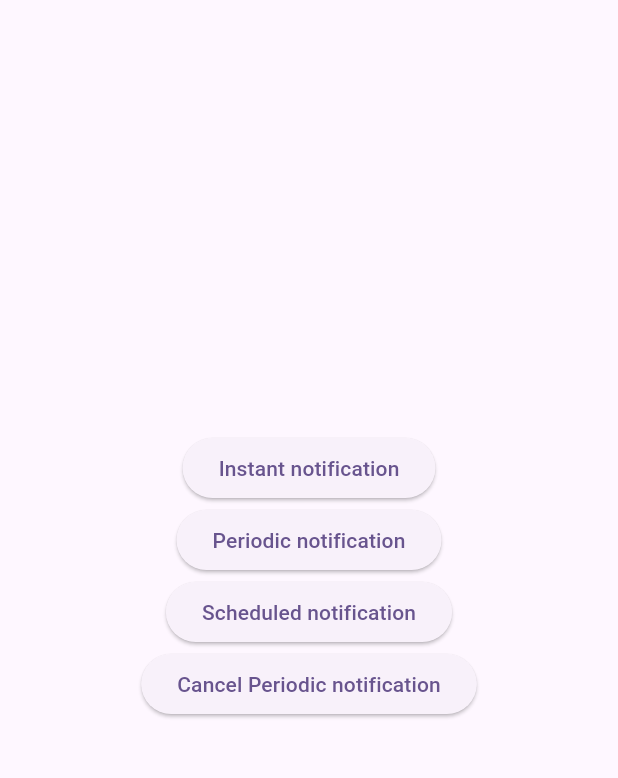
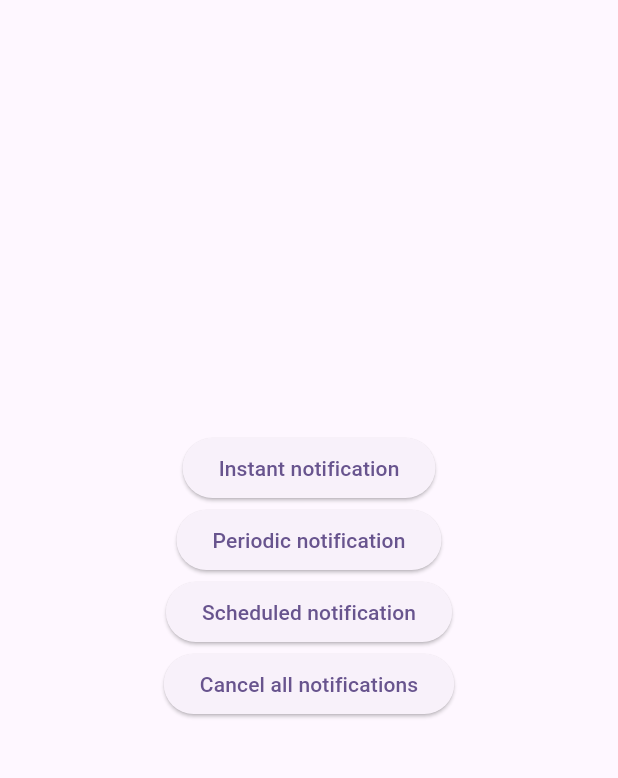
Before and after one commit to mahmoudsfares/push_notifications_sample, a Flutter app: the screen it shows after launch, after a tap on "Instant notification", on a phone screen of 412 x 824 dp, the part 84-862 px from its top. Run offline on Flutter 3.47's test engine with Material 3 defaults, Android fonts, the phone set to English and light mode, and no system bars; our stand-ins replace flutter_local_notifications, fluttertoast, permission_handler, timezone.

Commit message:
* Proper handling for navigation when the notification tap opens the app * Code cleanup

```diff
--- a/lib/main.dart
+++ b/lib/main.dart
@@ -1,12 +1,8 @@
 import 'package:flutter/material.dart';
-import 'package:flutter_local_notifications/flutter_local_notifications.dart';
-import 'package:fluttertoast/fluttertoast.dart';
-import 'package:permission_handler/permission_handler.dart';
-import 'package:push_notifications_sample/local_notification_service.dart';
-import 'package:push_notifications_sample/second_screen.dart';
+import 'package:push_notifications_sample/screens/home_screen.dart';
+import 'package:push_notifications_sample/screens/second_screen.dart';
 
-void main() async {
-  WidgetsFlutterBinding.ensureInitialized();
+void main() {
   runApp(const MyApp());
 }
 
@@ -20,82 +16,10 @@ class MyApp extends StatelessWidget {
         colorScheme: ColorScheme.fromSeed(seedColor: Colors.deepPurple),
         useMaterial3: true,
       ),
-      home: MyHomePage(),
+      home: const HomeScreen(),
       routes: {
         SecondScreen.routeName: (context) => const SecondScreen(),
       },
     );
   }
 }
-
-class MyHomePage extends StatefulWidget {
-
-  const MyHomePage({super.key});
-
-  @override
-  State<MyHomePage> createState() => _MyHomePageState();
-}
-
-class _MyHomePageState extends State<MyHomePage> {
-
-  @override
-  void initState() {
-    super.initState();
-    _initNotifications();
-  }
-
-  void _initNotifications() async {
-    await LocalNotificationService.init();
-    var initialNotification = await FlutterLocalNotificationsPlugin().getNotificationAppLaunchDetails();
-    if (initialNotification?.didNotificationLaunchApp == true) {
-      Future.delayed(const Duration(milliseconds: 500), () {
-        Navigator.pushNamed(context, SecondScreen.routeName, arguments: initialNotification?.notificationResponse?.payload);
-      });
-    }
-  }
-
-  @override
-  Widget build(BuildContext context) {
-    return Scaffold(
-      appBar: AppBar(
-        backgroundColor: Theme.of(context).colorScheme.inversePrimary,
-        title: const Text('Push Notifications'),
-      ),
-      body: Center(
-        child: Column(
-          mainAxisAlignment: MainAxisAlignment.center,
-          children: [
-            // TODO 15: call the notification triggering method
-            ElevatedButton(onPressed: () => _triggerNotification(), child: const Text('Instant notification')),
-            ElevatedButton(
-              onPressed: () => _triggerNotification(repeatInterval: RepeatInterval.everyMinute),
-              child: const Text('Periodic notification'),
-            ),
-            ElevatedButton(
-              onPressed: () => _triggerNotification(scheduledAfter: const Duration(seconds: 5)),
-              child: const Text('Scheduled notification'),
-            ),
-            ElevatedButton(
-              onPressed: () => LocalNotificationService.cancelAllNotifications(),
-              child: const Text('Cancel Periodic notification'),
-            ),
-          ],
-        ),
-      ),
-    );
-  }
-
-  Future<void> _triggerNotification({Duration? scheduledAfter, RepeatInterval? repeatInterval}) async {
-    if (await Permission.notification.isDenied) {
-      Fluttertoast.showToast(msg: 'Notifications permission is denied');
-      return;
-    }
-    LocalNotificationService.showAndroidNotification('hey', 'this is a notification', payload: 'my payload', scheduledAfter: scheduledAfter, repeatInterval: repeatInterval);
-  }
-
-  @override
-  void dispose() {
-    LocalNotificationService.notificationStream.close();
-    super.dispose();
-  }
-}
--- a/lib/local_notification_service.dart
+++ b/lib/notifications/local_notification_service.dart
@@ -3,16 +3,20 @@ import 'dart:io';
 import 'package:flutter_local_notifications/flutter_local_notifications.dart';
 import 'package:fluttertoast/fluttertoast.dart';
 import 'package:permission_handler/permission_handler.dart';
-import 'package:rxdart/rxdart.dart';
 import 'package:timezone/data/latest.dart' as tz;
 import 'package:timezone/timezone.dart' as tz;
 
 class LocalNotificationService {
   // TODO 5: instantiate FlutterLocalNotificationsPlugin
-  static final FlutterLocalNotificationsPlugin notificationsPlugin = FlutterLocalNotificationsPlugin();
+  final FlutterLocalNotificationsPlugin notificationsPlugin = FlutterLocalNotificationsPlugin();
+
+  // TODO 6: handle onTap actions by passing the payload to an observable stream
+  static final StreamController<String> notificationStream = StreamController<String>();
+
+  static void onTapNotification(NotificationResponse response) => notificationStream.add(response.payload!);
 
   /// initialize native notifications for the required platforms
-  static Future<void> init() async {
+  Future<void> init() async {
     // TODO 7: check if the notifications permission is granted (permission required starting from API 33)
     if (!(await checkNotificationsPermission())) return;
     // TODO 8: specify both platforms notification settings
@@ -30,7 +34,7 @@ class LocalNotificationService {
     );
   }
 
-  static Future<void> showAndroidNotification(String title, String body, {String? payload, Duration? scheduledAfter, RepeatInterval? repeatInterval}) async {
+  Future<void> showAndroidNotification(String title, String body, {String? payload, Duration? scheduledAfter, RepeatInterval? repeatInterval}) async {
     // TODO 11: define android channel
     // id: has to be unique all over the app as it identifies the channel
     // name: channel name, for example "advertisements channel" or "payment notifications channel"
@@ -68,7 +72,7 @@ class LocalNotificationService {
     }
   }
 
-  static Future<void> showIOSNotification(String title, String body, {String? payload, Duration? scheduledAfter, RepeatInterval? repeatInterval}) async {
+  Future<void> showIOSNotification(String title, String body, {String? payload, Duration? scheduledAfter, RepeatInterval? repeatInterval}) async {
     // TODO 11: define ios channel
     // presentAlert: Present an alert when the notification is displayed and the application is in the foreground (only from iOS 10 onwards)
     // presentBadge: Present the badge number when the notification is displayed and the application is in the foreground (only from iOS 10 onwards)
@@ -108,21 +112,15 @@ class LocalNotificationService {
     }
   }
 
-  static Future<void> cancelNotificationWithId(int notificationId) async {
+  Future<void> cancelNotificationWithId(int notificationId) async {
     await notificationsPlugin.cancel(notificationId);
   }
 
-  static Future<void> cancelAllNotifications() async {
+  Future<void> cancelAllNotifications() async {
     await notificationsPlugin.cancelAll();
   }
 
-  static final notificationStream = BehaviorSubject<String>();
-
-  static void onTapNotification(NotificationResponse response) {
-    notificationStream.add(response.payload!);
-  }
-
-  static Future<bool> checkNotificationsPermission() async {
+  Future<bool> checkNotificationsPermission() async {
     if (Platform.isAndroid && await Permission.notification.isDenied) {
       PermissionStatus status = await Permission.notification.request();
       if (status.isDenied) {
--- /dev/null
+++ b/lib/screens/home_screen.dart
@@ -0,0 +1,91 @@
+import 'package:flutter/material.dart';
+import 'package:flutter_local_notifications/flutter_local_notifications.dart';
+import 'package:fluttertoast/fluttertoast.dart';
+import 'package:permission_handler/permission_handler.dart';
+import 'package:push_notifications_sample/notifications/local_notification_service.dart';
+import 'package:push_notifications_sample/screens/second_screen.dart';
+
+class HomeScreen extends StatefulWidget {
+  const HomeScreen({super.key});
+
+  @override
+  State<HomeScreen> createState() => _HomeScreenState();
+}
+
+class _HomeScreenState extends State<HomeScreen> {
+  final LocalNotificationService _notificationService = LocalNotificationService();
+
+  @override
+  void initState() {
+    super.initState();
+    _initNotifications();
+  }
+
+  // TODO 13: initialize notification service and set the action to be made when the notification is tapped
+  void _initNotifications() async {
+    await _notificationService.init();
+    var initialNotification = await _notificationService.notificationsPlugin.getNotificationAppLaunchDetails();
+    if (initialNotification?.didNotificationLaunchApp == true) {
+      // avoid using context across an async gap by ensuring that the context is used after the current frame is rendered
+      Future.delayed(
+        Duration.zero,
+        () => Navigator.pushNamed(context, SecondScreen.routeName, arguments: initialNotification?.notificationResponse?.payload),
+      );
+    } else {
+      LocalNotificationService.notificationStream.stream.listen((payload) {
+        Navigator.pushNamed(context, SecondScreen.routeName, arguments: payload);
+      });
+    }
+  }
+
+  @override
+  Widget build(BuildContext context) {
+    return Scaffold(
+      appBar: AppBar(
+        backgroundColor: Theme.of(context).colorScheme.inversePrimary,
+        title: const Text('Push Notifications'),
+      ),
+      body: Center(
+        child: Column(
+          mainAxisAlignment: MainAxisAlignment.center,
+          children: [
+            // TODO 14: call the notification triggering method
+            ElevatedButton(onPressed: () => _triggerNotification(), child: const Text('Instant notification')),
+            ElevatedButton(
+              onPressed: () => _triggerNotification(repeatInterval: RepeatInterval.everyMinute),
+              child: const Text('Periodic notification'),
+            ),
+            ElevatedButton(
+              onPressed: () => _triggerNotification(scheduledAfter: const Duration(seconds: 5)),
+              child: const Text('Scheduled notification'),
+            ),
+            ElevatedButton(
+              onPressed: () => _notificationService.cancelAllNotifications(),
+              child: const Text('Cancel all notifications'),
+            ),
+          ],
+        ),
+      ),
+    );
+  }
+
+  Future<void> _triggerNotification({Duration? scheduledAfter, RepeatInterval? repeatInterval}) async {
+    if (await Permission.notification.isDenied) {
+      Fluttertoast.showToast(msg: 'Notifications permission is denied');
+      return;
+    }
+    _notificationService.showAndroidNotification(
+      'hey',
+      'this is a notification',
+      payload: 'my payload',
+      scheduledAfter: scheduledAfter,
+      repeatInterval: repeatInterval,
+    );
+  }
+
+  @override
+  void dispose() {
+    LocalNotificationService.notificationStream.close();
+    super.dispose();
+  }
+}
--- a/pubspec.yaml
+++ b/pubspec.yaml
@@ -15,7 +15,6 @@ dependencies:
   flutter_local_notifications: ^16.3.2
   permission_handler: ^11.3.0
   fluttertoast: ^8.2.4
-  rxdart: ^0.27.7
 
 dev_dependencies:
   flutter_test:
```
Also changed, not shown: lib/screens/second_screen.dart (renamed from lib/second_screen.dart), pubspec.lock.
